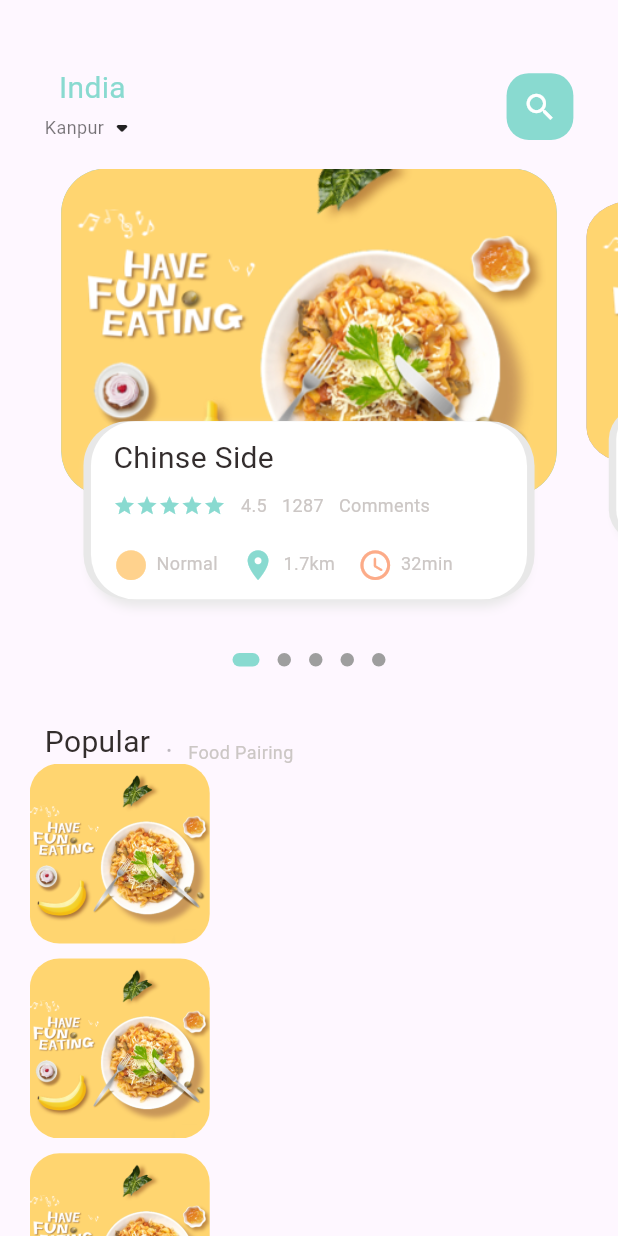
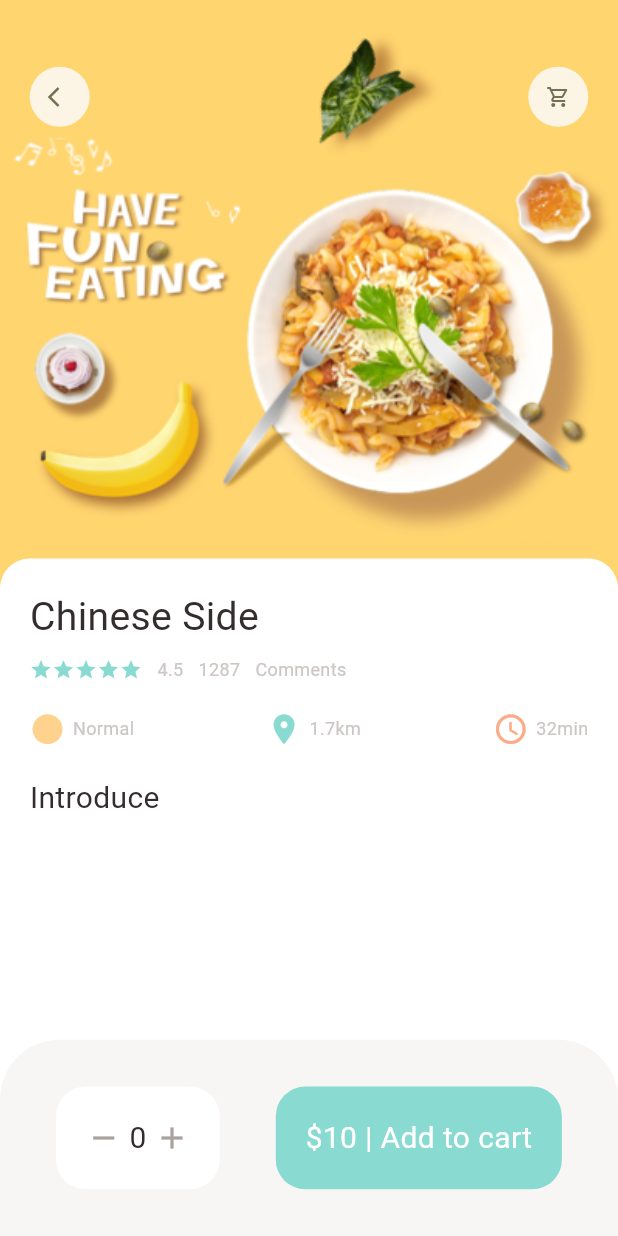
Before and after one commit to amishatandon/food_delivery, a Flutter app: the screen it shows after launch, on a phone screen of 412 x 824 dp. Run offline on Flutter 3.47's test engine with Material 3 defaults, Android fonts, the phone set to English and light mode, and no system bars; drawn by our look-alikes of dots_indicator; our stand-ins replace get.

Commit message:
particular food screen

```diff
--- a/lib/home/food_page_body.dart
+++ b/lib/home/food_page_body.dart
@@ -1,6 +1,7 @@
 import 'package:dots_indicator/dots_indicator.dart';
 import 'package:ecommerce_app/utils/colors.dart';
 import 'package:ecommerce_app/utils/dimensions.dart';
+import 'package:ecommerce_app/widgets/app_column.dart';
 import 'package:ecommerce_app/widgets/big_text.dart';
 import 'package:ecommerce_app/widgets/icon_and_text_widget.dart';
 import 'package:ecommerce_app/widgets/small_text.dart';
@@ -96,10 +97,9 @@ class _FoodPageBodyState extends State<FoodPageBody> {
           ),
         ),
         //list of food and images
-        Container(
-          height: 700,
-          child: ListView.builder(
+        ListView.builder(
             physics: NeverScrollableScrollPhysics(),
+            shrinkWrap: true,
             itemCount: 10,
             itemBuilder: (context, index) {
               return Container(
@@ -110,8 +110,8 @@ class _FoodPageBodyState extends State<FoodPageBody> {
                 child: Row(
                   children: [
                     Container(
-                        width: 120,
-                        height: 120,
+                      width: Dimensions.listViewImgSize,
+                      height: Dimensions.listViewImgSize,
                       decoration: BoxDecoration(
                         borderRadius:
                             BorderRadius.circular(Dimensions.radius20),
@@ -122,11 +122,60 @@ class _FoodPageBodyState extends State<FoodPageBody> {
                         ),
                       ),
                     ),
+                    Expanded(
+                      child: Container(
+                        height: Dimensions.listViewTextSize,
+                        decoration: BoxDecoration(
+                          borderRadius: BorderRadius.only(
+                              topRight: Radius.circular(Dimensions.radius20),
+                              bottomRight:
+                                  Radius.circular(Dimensions.radius20)),
+                          color: Colors.white,
+                        ),
+                        child: Padding(
+                          padding: const EdgeInsets.only(left: 5, right: 5),
+                          child: Column(
+                            crossAxisAlignment: CrossAxisAlignment.start,
+                            mainAxisAlignment: MainAxisAlignment.center,
+                            children: [
+                              BigText(text: "Nuterious fruit meal in China"),
+                              SizedBox(
+                                height: Dimensions.height10,
+                              ),
+                              SmallText(text: "With Chinese characterstics"),
+                              SizedBox(
+                                height: Dimensions.height10,
+                              ),
+                              Row(
+                                mainAxisAlignment:
+                                    MainAxisAlignment.spaceEvenly,
+                                children: [
+                                  IconAndTextWidget(
+                                    icon: Icons.circle_sharp,
+                                    text: "Normal",
+                                    iconColor: AppColors.iconColor1,
+                                  ),
+                                  IconAndTextWidget(
+                                    icon: Icons.location_on,
+                                    text: "1.7km",
+                                    iconColor: AppColors.mainColor,
+                                  ),
+                                  IconAndTextWidget(
+                                    icon: Icons.access_time_rounded,
+                                    text: "32min",
+                                    iconColor: AppColors.iconColor2,
+                                  ),
+                                ],
+                              )
+                            ],
+                          ),
+                        ),
+                      ),
+                    )
                   ],
                 ),
               );
             }),
-        )
       ],
     );
   }
@@ -199,70 +248,9 @@ class _FoodPageBodyState extends State<FoodPageBody> {
                     left: Dimensions.width15,
                     right: Dimensions.width15,
                   ),
-                child: Column(
-                  crossAxisAlignment: CrossAxisAlignment.start,
-                  children: [
-                    BigText(text: "Chinse Side"),
-                    SizedBox(
-                      height: Dimensions.height10,
-                    ),
-                    Row(
-                      children: [
-                        Wrap(
-                          children: List.generate(
-                            5,
-                            (index) => Icon(
-                              Icons.star,
-                              color: AppColors.mainColor,
-                              size: 15,
-                            ),
-                          ),
-                        ),
-                        const SizedBox(
-                          width: 10,
-                        ),
-                        SmallText(text: "4.5"),
-                        const SizedBox(
-                          width: 10,
-                        ),
-                        SmallText(text: "1287"),
-                        const SizedBox(
-                          width: 10,
-                        ),
-                        SmallText(text: "Comments"),
-                      ],
-                    ),
-                    SizedBox(
-                      height: Dimensions.height20,
-                    ),
-                    Row(
-                      children: [
-                        IconAndTextWidget(
-                          icon: Icons.circle_sharp,
-                          text: "Normal",
-                          iconColor: AppColors.iconColor1,
-                        ),
-                        const SizedBox(
-                          width: 15,
-                        ),
-                        IconAndTextWidget(
-                          icon: Icons.location_on,
-                          text: "1.7km",
-                          iconColor: AppColors.mainColor,
-                        ),
-                        const SizedBox(
-                          width: 15,
-                        ),
-                        IconAndTextWidget(
-                          icon: Icons.access_time_rounded,
-                          text: "32min",
-                          iconColor: AppColors.iconColor2,
-                        ),
-                      ],
-                    )
-                  ],
-                ),
-              ),
+                  child: const AppColumn(
+                    text: "Chinese Side",
+                  )),
             ),
           ),
         ],
--- a/lib/home/main_food_page.dart
+++ b/lib/home/main_food_page.dart
@@ -15,6 +15,14 @@ class MainFoodPage extends StatefulWidget {
 class _MainFoodPageState extends State<MainFoodPage> {
   @override
   Widget build(BuildContext context) {
+    var screenHeight = MediaQuery.of(context).size.height;
+
+    // Print the screen width
+    print("Screen width: $screenHeight");
+    var screenWidth = MediaQuery.of(context).size.width;
+
+    // Print the screen width
+    print("Screen width: $screenWidth");
     return Scaffold(
       body: Column(
         children: [
@@ -64,9 +72,9 @@ class _MainFoodPageState extends State<MainFoodPage> {
               ),
             ),
           ),
-          Expanded(
+          const Expanded(
               child: SingleChildScrollView(
-            child: const FoodPageBody(),
+            child: FoodPageBody(),
           )),
         ],
       ),
--- a/lib/main.dart
+++ b/lib/main.dart
@@ -1,4 +1,5 @@
 import 'package:ecommerce_app/home/main_food_page.dart';
+import 'package:ecommerce_app/pages/food/popular_food_detail.dart';
 import 'package:flutter/material.dart';
 import 'package:get/get.dart';
 
@@ -19,7 +20,7 @@ class MyApp extends StatelessWidget {
         colorScheme: ColorScheme.fromSeed(seedColor: Colors.deepPurple),
         useMaterial3: true,
       ),
-      home: const MainFoodPage(),
+      home: const PopularFoodDetail(),
     );
   }
 }
--- /dev/null
+++ b/lib/pages/food/popular_food_detail.dart
@@ -0,0 +1,141 @@
+import 'package:ecommerce_app/utils/colors.dart';
+import 'package:ecommerce_app/utils/dimensions.dart';
+import 'package:ecommerce_app/widgets/app_column.dart';
+import 'package:ecommerce_app/widgets/app_icon.dart';
+import 'package:ecommerce_app/widgets/big_text.dart';
+import 'package:flutter/material.dart';
+
+class PopularFoodDetail extends StatelessWidget {
+  const PopularFoodDetail({super.key});
+
+  @override
+  Widget build(BuildContext context) {
+    return Scaffold(
+      backgroundColor: Colors.white,
+      body: Stack(
+        children: [
+          Positioned(
+            left: 0,
+            right: 0,
+            child: Container(
+              width: double.maxFinite,
+              height: Dimensions.popularFoodImgSize,
+              decoration: const BoxDecoration(
+                  image: DecorationImage(
+                fit: BoxFit.cover,
+                image: AssetImage(
+                  "assets/image/food0.png",
+                ),
+              )),
+            ),
+          ),
+          Positioned(
+            top: Dimensions.height45,
+            left: Dimensions.width20,
+            right: Dimensions.width20,
+            child: const Row(
+              mainAxisAlignment: MainAxisAlignment.spaceBetween,
+              children: [
+                AppIcon(icon: Icons.arrow_back_ios),
+                AppIcon(icon: Icons.shopping_cart_outlined)
+              ],
+            ),
+          ),
+          Positioned(
+            left: 0,
+            right: 0,
+            bottom: 0,
+            top: Dimensions.popularFoodImgSize - 20,
+            child: Container(
+              padding: EdgeInsets.only(
+                  left: Dimensions.width20,
+                  right: Dimensions.width20,
+                  top: Dimensions.height20),
+              decoration: BoxDecoration(
+                borderRadius: BorderRadius.only(
+                  topRight: Radius.circular(Dimensions.radius20),
+                  topLeft: Radius.circular(Dimensions.radius20),
+                ),
+                color: Colors.white,
+              ),
+              child: Column(
+                crossAxisAlignment: CrossAxisAlignment.start,
+                children: [
+                  const AppColumn(
+                    text: "Chinese Side",
+                  ),
+                  SizedBox(
+                    height: Dimensions.height20,
+                  ),
+                  BigText(text: "Introduce")
+                ],
+              ),
+            ),
+          ),
+        ],
+      ),
+      bottomNavigationBar: Container(
+        height: Dimensions.bottomHeightBar,
+        padding: EdgeInsets.only(
+            top: Dimensions.height30, bottom: Dimensions.height30),
+        decoration: BoxDecoration(
+            color: AppColors.buttonBackgroundColor,
+            borderRadius: BorderRadius.only(
+              topLeft: Radius.circular(Dimensions.radius20 * 2),
+              topRight: Radius.circular(Dimensions.radius20 * 2),
+            )),
+        child: Row(
+          mainAxisAlignment: MainAxisAlignment.spaceEvenly,
+          children: [
+            Container(
+              padding: EdgeInsets.only(
+                top: Dimensions.height20,
+                bottom: Dimensions.height20,
+                left: Dimensions.width20,
+                right: Dimensions.width20,
+              ),
+              decoration: BoxDecoration(
+                borderRadius: BorderRadius.circular(Dimensions.radius20),
+                color: Colors.white,
+              ),
+              child: Row(
+                children: [
+                  Icon(
+                    Icons.remove,
+                    color: AppColors.signColor,
+                  ),
+                  SizedBox(
+                    width: Dimensions.width10 / 2,
+                  ),
+                  BigText(text: "0"),
+                  SizedBox(
+                    width: Dimensions.width10 / 2,
+                  ),
+                  Icon(
+                    Icons.add,
+                    color: AppColors.signColor,
+                  ),
+                ],
+              ),
+            ),
+            Container(
+              padding: EdgeInsets.only(
+                top: Dimensions.height20,
+                bottom: Dimensions.height20,
+                left: Dimensions.width20,
+                right: Dimensions.width20,
+              ),
+              decoration: BoxDecoration(
+                  borderRadius: BorderRadius.circular(Dimensions.radius20),
+                  color: AppColors.mainColor),
+              child: BigText(
+                text: "\$10 | Add to cart",
+                color: Colors.white,
+              ),
+            ),
+          ],
+        ),
+      ),
+    );
+  }
+}
--- a/lib/utils/dimensions.dart
+++ b/lib/utils/dimensions.dart
@@ -5,6 +5,9 @@ class Dimensions {
   static double screenWidth = Get.context!.width;
   static double pageViewContainer = screenHeight / 3.78;
   static double pageViewTextContainer = screenHeight / 6.94;
+
+  static double font26 = screenHeight / 31.6;
+
   static double pageView = screenHeight / 2.60;
   static double height10 = screenHeight / 83.3;
   static double height15 = screenHeight / 55.5;
@@ -23,4 +26,12 @@ class Dimensions {
   static double radius15 = screenHeight / 55.5;
 
   static double iconSize24 = screenHeight / 34.7;
+  static double iconSize16 = screenHeight / 51.5;
+
+  static double listViewImgSize = screenWidth / 3.42;
+  static double listViewTextSize = screenWidth / 4.11;
+
+  static double popularFoodImgSize = screenHeight / 2.10;
+
+  static double bottomHeightBar = screenHeight / 6.3;
 }
--- /dev/null
+++ b/lib/widgets/app_column.dart
@@ -0,0 +1,83 @@
+import 'package:ecommerce_app/utils/colors.dart';
+import 'package:ecommerce_app/utils/dimensions.dart';
+import 'package:ecommerce_app/widgets/big_text.dart';
+import 'package:ecommerce_app/widgets/icon_and_text_widget.dart';
+import 'package:ecommerce_app/widgets/small_text.dart';
+import 'package:flutter/material.dart';
+
+class AppColumn extends StatelessWidget {
+  final String text;
+  const AppColumn({super.key, required this.text});
+
+  @override
+  Widget build(BuildContext context) {
+    return Column(
+      crossAxisAlignment: CrossAxisAlignment.start,
+      children: [
+        BigText(
+          text: text,
+          size: Dimensions.font26,
+        ),
+        SizedBox(
+          height: Dimensions.height10,
+        ),
+        Row(
+          mainAxisAlignment: MainAxisAlignment.start,
+          children: [
+            Wrap(
+              children: List.generate(
+                5,
+                (index) => Icon(
+                  Icons.star,
+                  color: AppColors.mainColor,
+                  size: 15,
+                ),
+              ),
+            ),
+            const SizedBox(
+              width: 10,
+            ),
+            SmallText(text: "4.5"),
+            const SizedBox(
+              width: 10,
+            ),
+            SmallText(text: "1287"),
+            const SizedBox(
+              width: 10,
+            ),
+            SmallText(text: "Comments"),
+          ],
+        ),
+        SizedBox(
+          height: Dimensions.height20,
+        ),
+        Row(
+          mainAxisAlignment: MainAxisAlignment.spaceBetween,
+          children: [
+            IconAndTextWidget(
+              icon: Icons.circle_sharp,
+              text: "Normal",
+              iconColor: AppColors.iconColor1,
+            ),
+            const SizedBox(
+              width: 15,
+            ),
+            IconAndTextWidget(
+              icon: Icons.location_on,
+              text: "1.7km",
+              iconColor: AppColors.mainColor,
+            ),
+            const SizedBox(
+              width: 15,
+            ),
+            IconAndTextWidget(
+              icon: Icons.access_time_rounded,
+              text: "32min",
+              iconColor: AppColors.iconColor2,
+            ),
+          ],
+        )
+      ],
+    );
+  }
+}
--- /dev/null
+++ b/lib/widgets/app_icon.dart
@@ -0,0 +1,33 @@
+import 'package:ecommerce_app/utils/dimensions.dart';
+import 'package:flutter/material.dart';
+
+class AppIcon extends StatelessWidget {
+  final IconData icon;
+  final Color backgroundColor;
+  final Color iconColor;
+  final double size;
+
+  const AppIcon(
+      {super.key,
+      required this.icon,
+      this.backgroundColor = const Color(0xFFfcf4e4),
+      this.iconColor = const Color(0xFF756d54),
+      this.size = 40});
+
+  @override
+  Widget build(BuildContext context) {
+    return Container(
+      width: size,
+      height: size,
+      decoration: BoxDecoration(
+        borderRadius: BorderRadius.circular(size / 2),
+        color: backgroundColor,
+      ),
+      child: Icon(
+        icon,
+        color: iconColor,
+        size: Dimensions.iconSize16,
+      ),
+    );
+  }
+}
```
Also changed, not shown: lib/widgets/expandable_text.dart (added). Lines whose indentation alone changed are shown as unchanged.
